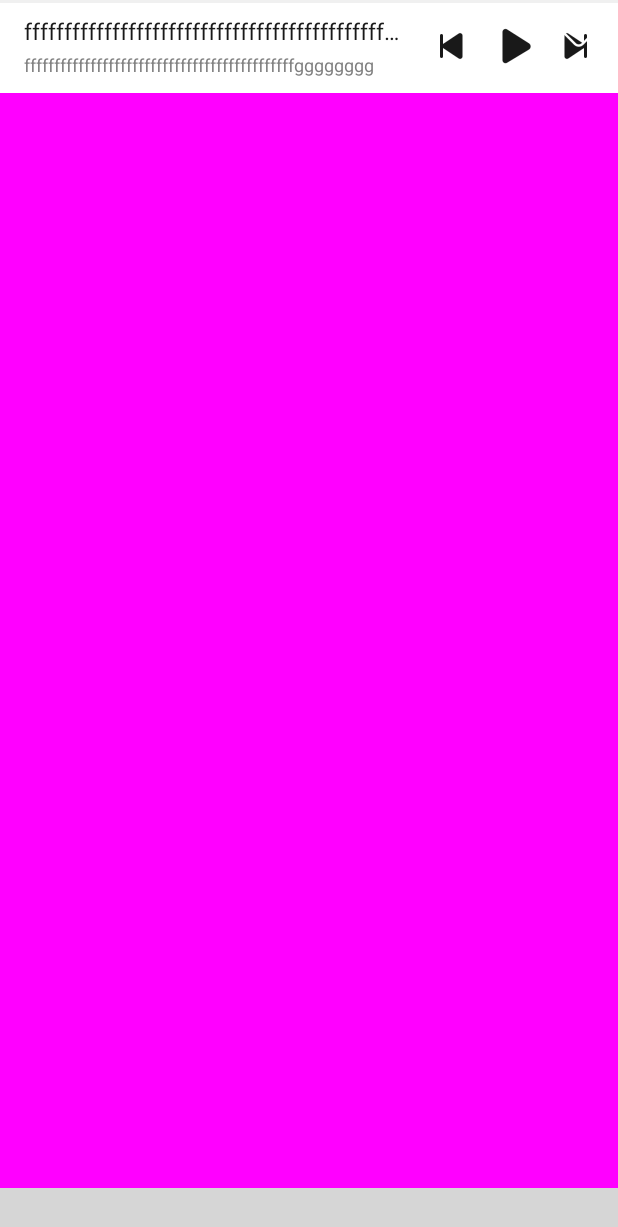
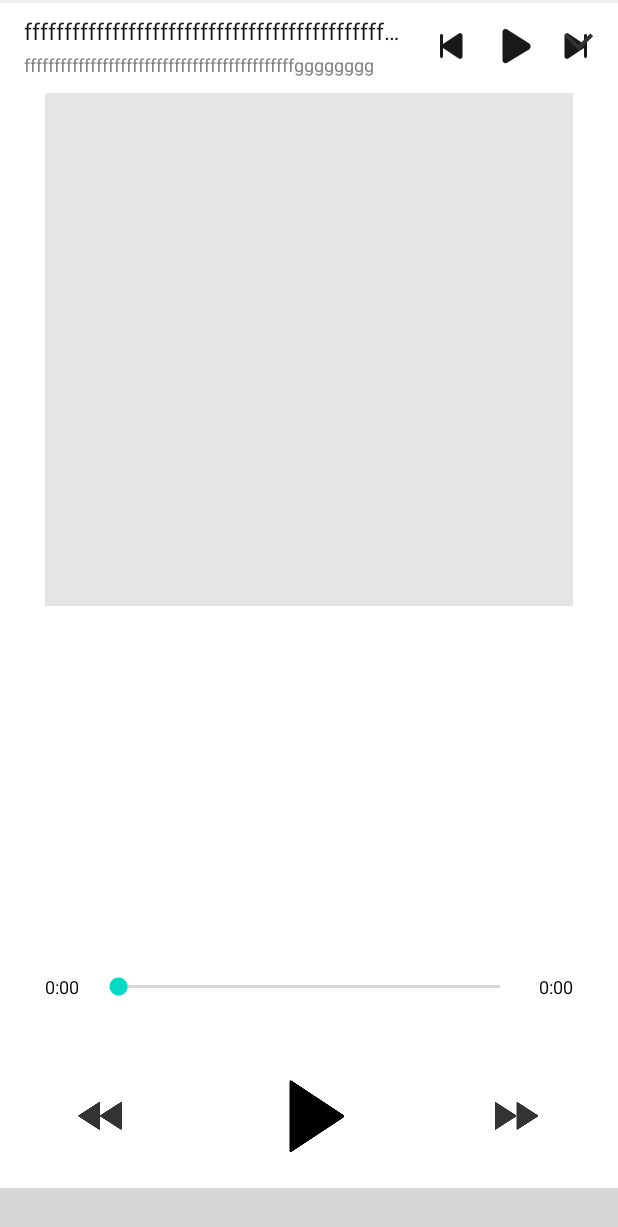
Before and after one commit to InvincibleCooler/EarthquakePlayer3, an Android app: the layout fragment_main.xml on its own in the app's theme, with its tools: preview values and no code run, on a phone screen of 412 x 824 dp. Shown: the top 1227 px of the screen. Run offline under Robolectric (Android 15) with nearby library versions, the phone set to English and light mode, and no system bars; plain views replace AnimatedBottomBar, SlidingUpPanelLayout; grey boxes are pictures that could not be loaded.

Commit message:
bottom bar, mini player, player animation

```diff
--- /dev/null
+++ b/app/src/main/java/com/eq/earthquakeplayer3/custom/SongPlayerControlView.kt
@@ -0,0 +1,20 @@
+package com.eq.earthquakeplayer3.custom
+
+import android.content.Context
+import android.util.AttributeSet
+import android.view.LayoutInflater
+import android.widget.LinearLayout
+import com.eq.earthquakeplayer3.R
+
+
+class SongPlayerControlView : LinearLayout {
+    constructor(context: Context, attributeSet: AttributeSet) : super(context, attributeSet) {
+        init(context)
+    }
+
+    private fun init(context: Context) {
+        val inflater = context.getSystemService(Context.LAYOUT_INFLATER_SERVICE) as LayoutInflater
+        val view = inflater.inflate(R.layout.song_player_control_view, this, true)
+    }
+
+}
--- a/app/src/main/java/com/eq/earthquakeplayer3/ui/MainFragment.kt
+++ b/app/src/main/java/com/eq/earthquakeplayer3/ui/MainFragment.kt
@@ -5,13 +5,13 @@ import android.util.Log
 import android.view.LayoutInflater
 import android.view.View
 import android.view.ViewGroup
-import android.widget.ImageView
 import androidx.fragment.app.Fragment
 import androidx.fragment.app.FragmentManager
 import androidx.fragment.app.FragmentPagerAdapter
 import androidx.viewpager.widget.ViewPager
 import com.eq.earthquakeplayer3.BaseFragment
 import com.eq.earthquakeplayer3.R
+import com.eq.earthquakeplayer3.utils.ScreenUtils
 import com.sothree.slidinguppanel.SlidingUpPanelLayout
 import nl.joery.animatedbottombar.AnimatedBottomBar
 
@@ -29,13 +29,16 @@ class MainFragment : BaseFragment() {
 
     // related to player Ui
     private lateinit var miniPlayerLayout: View
-    private lateinit var closeIv: ImageView
+    private lateinit var closeLayout: View
 
     private var panelState = SlidingUpPanelLayout.PanelState.COLLAPSED
+
+    private var bottomBarHeight = 0f
 
     override fun onCreate(savedInstanceState: Bundle?) {
         super.onCreate(savedInstanceState)
         pagerAdapter = MainPagerAdapter(childFragmentManager)
+        bottomBarHeight = ScreenUtils.dipToPixel(context, 62f).toFloat()
     }
 
     override fun onCreateView(inflater: LayoutInflater, container: ViewGroup?, savedInstanceState: Bundle?): View? {
@@ -54,11 +57,15 @@ class MainFragment : BaseFragment() {
                     miniPlayerLayout.run {
                         alpha = (1 - slideOffset)
                     }
-                    Log.d(TAG, "onPanelSlide offset : $slideOffset")
+                    closeLayout.run {
+                        alpha = slideOffset
+                    }
+                    bottomBar.run {
+                        translationY = bottomBarHeight * slideOffset
+                    }
                 }
 
                 override fun onPanelStateChanged(panel: View?, previousState: SlidingUpPanelLayout.PanelState?, newState: SlidingUpPanelLayout.PanelState?) {
-//                    Log.d(TAG, "onPanelStateChanged previousState : $previousState, newState : $newState")
                     when (newState) {
                         SlidingUpPanelLayout.PanelState.COLLAPSED -> {
                             setClickEnable(true)
@@ -74,7 +81,7 @@ class MainFragment : BaseFragment() {
                 }
             })
 
-            setFadeOnClickListener {
+            setFadeOnClickListener { // v 버튼 더블클릭 방지 차원
                 click2Collapsed()
             }
         }
@@ -88,14 +95,17 @@ class MainFragment : BaseFragment() {
         bottomBar = view.findViewById(R.id.bottom_bar)
 
         miniPlayerLayout = view.findViewById(R.id.mini_player_layout)
-        closeIv = view.findViewById(R.id.close_iv)
-        closeIv.run {
+        closeLayout = view.findViewById(R.id.close_layout)
+        closeLayout.run {
             setOnClickListener {
                 click2Collapsed()
             }
         }
 
         bottomBar.setupWithViewPager(viewPager)
+
+        // UI refresh
+        setLayout()
     }
 
     private inner class MainPagerAdapter(fm: FragmentManager) : FragmentPagerAdapter(fm, BEHAVIOR_RESUME_ONLY_CURRENT_FRAGMENT) {
@@ -111,8 +121,6 @@ class MainFragment : BaseFragment() {
 
     private fun setClickEnable(clickable: Boolean) {
         slidingLayout.run {
-            isEnabled = clickable
-            isClickable = clickable
             isTouchEnabled = clickable
         }
     }
@@ -121,4 +129,33 @@ class MainFragment : BaseFragment() {
         setClickEnable(true)
         slidingLayout.panelState = SlidingUpPanelLayout.PanelState.COLLAPSED
     }
+
+    /**
+     * mini player
+     * close 버튼
+     * bottomBar는 애니메이션 처리가 있기 때문에 재설정이 필요함.
+     */
+    private fun setLayout() {
+        miniPlayerLayout.run {
+            if (panelState == SlidingUpPanelLayout.PanelState.COLLAPSED) {
+                alpha = 1f
+            } else if (panelState == SlidingUpPanelLayout.PanelState.EXPANDED) {
+                alpha = 0f
+            }
+        }
+        closeLayout.run {
+            if (panelState == SlidingUpPanelLayout.PanelState.COLLAPSED) {
+                alpha = 0f
+            } else if (panelState == SlidingUpPanelLayout.PanelState.EXPANDED) {
+                alpha = 1f
+            }
+        }
+        bottomBar.run {
+            if (panelState == SlidingUpPanelLayout.PanelState.COLLAPSED) {
+                translationY = 0f
+            } else if (panelState == SlidingUpPanelLayout.PanelState.EXPANDED) {
+                translationY = bottomBarHeight
+            }
+        }
+    }
 }
--- /dev/null
+++ b/app/src/main/java/com/eq/earthquakeplayer3/utils/ScreenUtils.kt
@@ -0,0 +1,50 @@
+package com.eq.earthquakeplayer3.utils
+
+import android.content.Context
+
+
+class ScreenUtils {
+    companion object {
+        fun dipToPixel(context: Context?, dip: Float): Int {
+            context?.let {
+                val density = it.resources.displayMetrics.density
+                return (dip * density).toInt()
+            }
+            return 0
+        }
+
+        fun pixelToDip(context: Context?, pixel: Int): Int {
+            context?.let {
+                val density = context.resources.displayMetrics.density
+                return (pixel.toFloat() / density).toInt()
+            }
+            return 0
+        }
+
+        fun getScreenWidth(context: Context?): Int {
+            context?.let {
+                return context.resources.displayMetrics.widthPixels
+            }
+            return 0
+        }
+
+        fun getScreenHeight(context: Context?): Int {
+            context?.let {
+                return context.resources.displayMetrics.heightPixels
+            }
+            return 0
+        }
+
+        fun getStatusBarHeight(context: Context?): Int {
+            context?.let {
+                val resourceId = context.resources.getIdentifier("status_bar_height", "dimen", "android")
+                return if (resourceId > 0) {
+                    context.resources.getDimensionPixelSize(resourceId)
+                } else {
+                    0
+                }
+            }
+            return 0
+        }
+    }
+}
--- /dev/null
+++ b/app/src/main/res/drawable/selector_player_controller.xml
@@ -0,0 +1,7 @@
+<?xml version="1.0" encoding="utf-8"?>
+<selector xmlns:android="http://schemas.android.com/apk/res/android">
+    <!-- pressed -->
+    <item android:drawable="@color/white_40" android:state_pressed="true" />
+    <!-- default -->
+    <item android:drawable="@color/transparent" />
+</selector>
--- a/app/src/main/res/layout/fragment_main.xml
+++ b/app/src/main/res/layout/fragment_main.xml
@@ -21,20 +21,29 @@
 
         <RelativeLayout
             android:layout_width="match_parent"
-            android:layout_height="match_parent"
-            android:background="#f0f">
+            android:layout_height="match_parent">
+
+            <include
+                layout="@layout/song_player_layout"
+                android:layout_width="match_parent"
+                android:layout_height="match_parent"
+                android:layout_marginTop="52dp" />
 
             <include android:id="@+id/mini_player_layout"
                 layout="@layout/miniplayer_laytout"/>
 
-            <ImageView
-                android:id="@+id/close_iv"
+            <FrameLayout
+                android:id="@+id/close_layout"
                 android:layout_width="52dp"
                 android:layout_height="52dp"
-                android:layout_alignParentEnd="true"
-                android:layout_gravity="center"
-                android:src="@drawable/btn_player_gnb_down" />
+                android:layout_alignParentEnd="true">
 
+                <ImageView
+                    android:layout_width="wrap_content"
+                    android:layout_height="wrap_content"
+                    android:layout_gravity="center"
+                    android:src="@drawable/player_hide" />
+            </FrameLayout>
         </RelativeLayout>
     </com.sothree.slidinguppanel.SlidingUpPanelLayout>
 
--- /dev/null
+++ b/app/src/main/res/layout/song_player_control_view.xml
@@ -0,0 +1,55 @@
+<?xml version="1.0" encoding="utf-8"?>
+<LinearLayout xmlns:android="http://schemas.android.com/apk/res/android"
+    xmlns:app="http://schemas.android.com/apk/res-auto"
+    android:layout_width="match_parent"
+    android:layout_height="wrap_content"
+    android:orientation="horizontal">
+
+    <FrameLayout
+        android:id="@+id/previous_layout"
+        android:layout_width="0dp"
+        android:layout_height="75dp"
+        android:layout_weight="1"
+        android:background="@drawable/selector_player_controller">
+
+        <ImageView
+            android:id="@+id/previous_iv"
+            android:layout_width="wrap_content"
+            android:layout_height="wrap_content"
+            android:layout_gravity="center"
+            android:duplicateParentState="true"
+            android:src="@drawable/player_previous" />
+    </FrameLayout>
+
+    <FrameLayout
+        android:id="@+id/play_layout"
+        android:layout_width="0dp"
+        android:layout_height="75dp"
+        android:layout_weight="1"
+        android:background="@drawable/selector_player_controller">
+
+        <ImageView
+            android:id="@+id/play_iv"
+            android:layout_width="wrap_content"
+            android:layout_height="wrap_content"
+            android:layout_gravity="center"
+            android:duplicateParentState="true"
+            android:src="@drawable/player_play" />
+    </FrameLayout>
+
+    <FrameLayout
+        android:id="@+id/next_layout"
+        android:layout_width="0dp"
+        android:layout_height="75dp"
+        android:layout_weight="1"
+        android:background="@drawable/selector_player_controller">
+
+        <ImageView
+            android:id="@+id/next_iv"
+            android:layout_width="wrap_content"
+            android:layout_height="wrap_content"
+            android:layout_gravity="center"
+            android:duplicateParentState="true"
+            android:src="@drawable/player_next" />
+    </FrameLayout>
+</LinearLayout>
--- /dev/null
+++ b/app/src/main/res/layout/song_player_layout.xml
@@ -0,0 +1,111 @@
+<?xml version="1.0" encoding="utf-8"?>
+<LinearLayout xmlns:android="http://schemas.android.com/apk/res/android"
+    xmlns:app="http://schemas.android.com/apk/res-auto"
+    android:layout_width="match_parent"
+    android:layout_height="match_parent"
+    android:background="@color/white"
+    android:orientation="vertical">
+
+    <androidx.constraintlayout.widget.ConstraintLayout
+        android:layout_width="match_parent"
+        android:layout_height="wrap_content"
+        android:layout_marginBottom="30dp"
+        android:layout_marginEnd="30dp"
+        android:layout_marginStart="30dp">
+
+        <RelativeLayout
+            android:layout_width="0dp"
+            android:layout_height="0dp"
+            app:layout_constraintBottom_toBottomOf="parent"
+            app:layout_constraintDimensionRatio="1:1"
+            app:layout_constraintLeft_toLeftOf="parent"
+            app:layout_constraintRight_toRightOf="parent"
+            app:layout_constraintTop_toTopOf="parent">
+
+            <ImageView
+                android:id="@+id/iv_thumb_default"
+                android:layout_width="match_parent"
+                android:layout_height="match_parent"
+                android:layout_gravity="center"
+                android:background="@color/black_10"
+                android:scaleType="centerInside" />
+
+            <ImageView
+                android:id="@+id/iv_thumb"
+                android:layout_width="match_parent"
+                android:layout_height="match_parent"
+                android:layout_gravity="center"
+                android:scaleType="centerCrop" />
+        </RelativeLayout>
+    </androidx.constraintlayout.widget.ConstraintLayout>
+
+    <TextView
+        android:id="@+id/song_name_tv"
+        android:layout_width="wrap_content"
+        android:layout_height="wrap_content"
+        android:layout_gravity="center"
+        android:layout_marginLeft="40dp"
+        android:layout_marginRight="40dp"
+        android:layout_marginTop="10dp"
+        android:ellipsize="end"
+        android:maxLines="2"
+        android:textColor="@color/black"
+        android:textSize="20dp" />
+
+    <TextView
+        android:id="@+id/artist_name_tv"
+        android:layout_width="wrap_content"
+        android:layout_height="wrap_content"
+        android:layout_gravity="center"
+        android:layout_marginLeft="40dp"
+        android:layout_marginRight="40dp"
+        android:layout_marginTop="10dp"
+        android:textColor="@color/black"
+        android:textSize="15dp" />
+
+    <View
+        android:layout_width="match_parent"
+        android:layout_height="0dp"
+        android:layout_weight="1" />
+
+    <LinearLayout
+        android:layout_width="match_parent"
+        android:layout_height="wrap_content"
+        android:layout_marginBottom="40dp"
+        android:gravity="center"
+        android:orientation="horizontal">
+
+        <TextView
+            android:id="@+id/update_time_tv"
+            android:layout_width="wrap_content"
+            android:layout_height="wrap_content"
+            android:layout_marginStart="30dp"
+            android:text="0:00"
+            android:textColor="@color/black"
+            android:textSize="12dp" />
+
+        <SeekBar
+            android:id="@+id/seek_bar"
+            android:layout_width="0dp"
+            android:layout_height="wrap_content"
+            android:layout_marginLeft="10dp"
+            android:layout_marginRight="10dp"
+            android:layout_weight="1"
+            android:background="@null" />
+
+        <TextView
+            android:id="@+id/total_time_tv"
+            android:layout_width="wrap_content"
+            android:layout_height="wrap_content"
+            android:layout_marginEnd="30dp"
+            android:text="0:00"
+            android:textColor="@color/black"
+            android:textSize="12dp" />
+    </LinearLayout>
+
+    <com.eq.earthquakeplayer3.custom.SongPlayerControlView
+        android:id="@+id/control_view"
+        android:layout_width="match_parent"
+        android:layout_height="75dp"
+        android:layout_marginBottom="10dp" />
+</LinearLayout>
```
Also changed, not shown: app/src/main/res/drawable-xxhdpi/player_hide.png (added), app/src/main/res/drawable-xxhdpi/player_next.png (added), app/src/main/res/drawable-xxhdpi/player_pause.png (added), app/src/main/res/drawable-xxhdpi/player_play.png (added), app/src/main/res/drawable-xxhdpi/player_previous.png (added), 1 other file.
